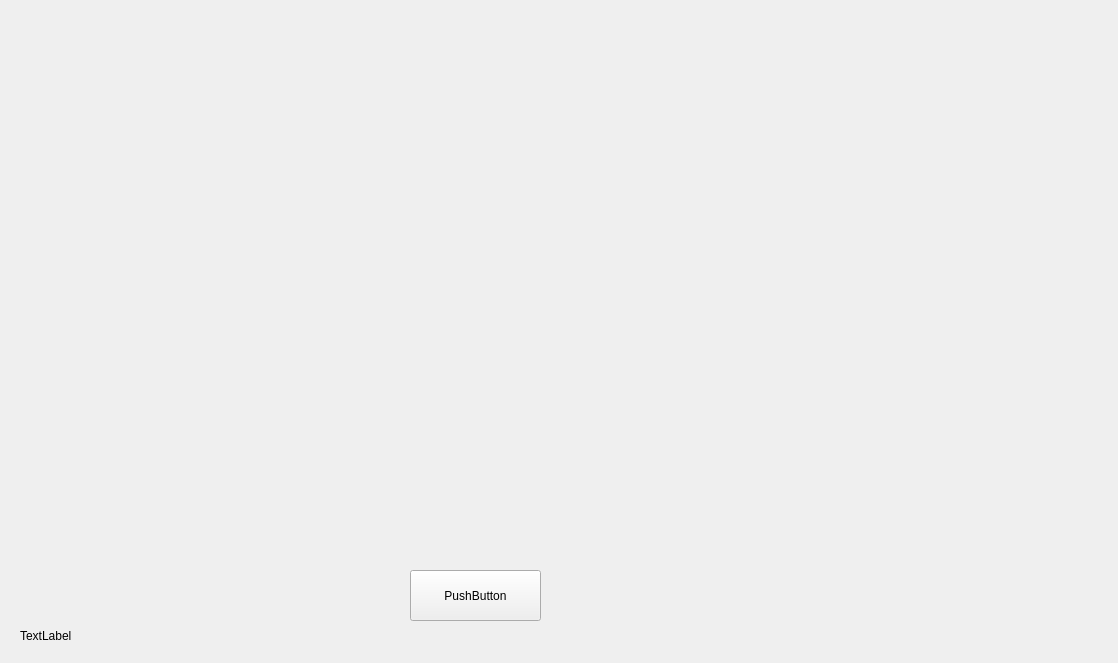
Qt form Z-L-System/Z-L-System/ZLSystem.ui (zLordZachy/Z-L-System) before a commit.
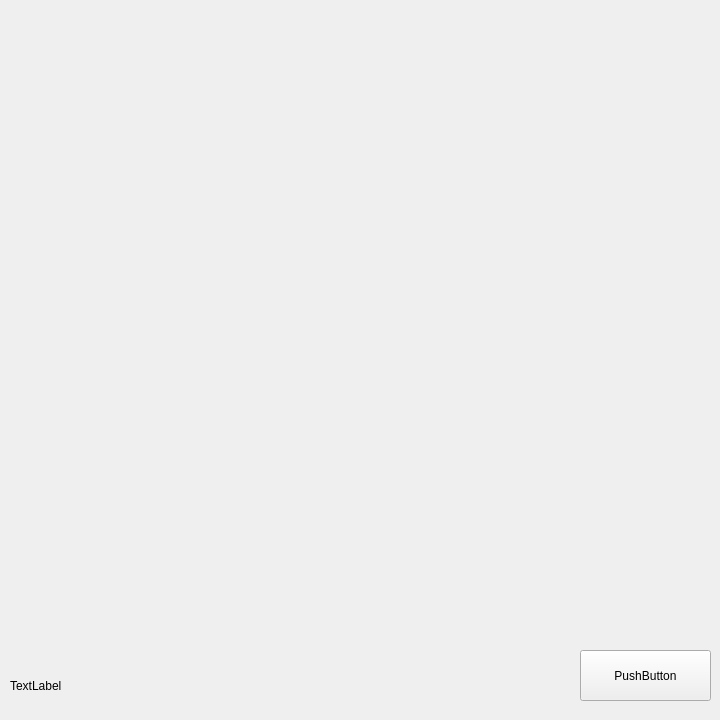
The same form after that commit.

What changed in the file:
```diff
--- a/Z-L-System/Z-L-System/ZLSystem.ui
+++ b/Z-L-System/Z-L-System/ZLSystem.ui
@@ -6,8 +6,8 @@
    <rect>
     <x>0</x>
     <y>0</y>
-    <width>1118</width>
-    <height>663</height>
+    <width>720</width>
+    <height>720</height>
    </rect>
   </property>
   <property name="windowTitle">
@@ -17,8 +17,8 @@
    <widget class="QPushButton" name="pushButton">
     <property name="geometry">
      <rect>
-      <x>410</x>
-      <y>570</y>
+      <x>580</x>
+      <y>650</y>
       <width>131</width>
       <height>51</height>
      </rect>
@@ -30,8 +30,8 @@
    <widget class="QLabel" name="label">
     <property name="geometry">
      <rect>
-      <x>20</x>
-      <y>620</y>
+      <x>10</x>
+      <y>670</y>
       <width>81</width>
       <height>31</height>
      </rect>
```
